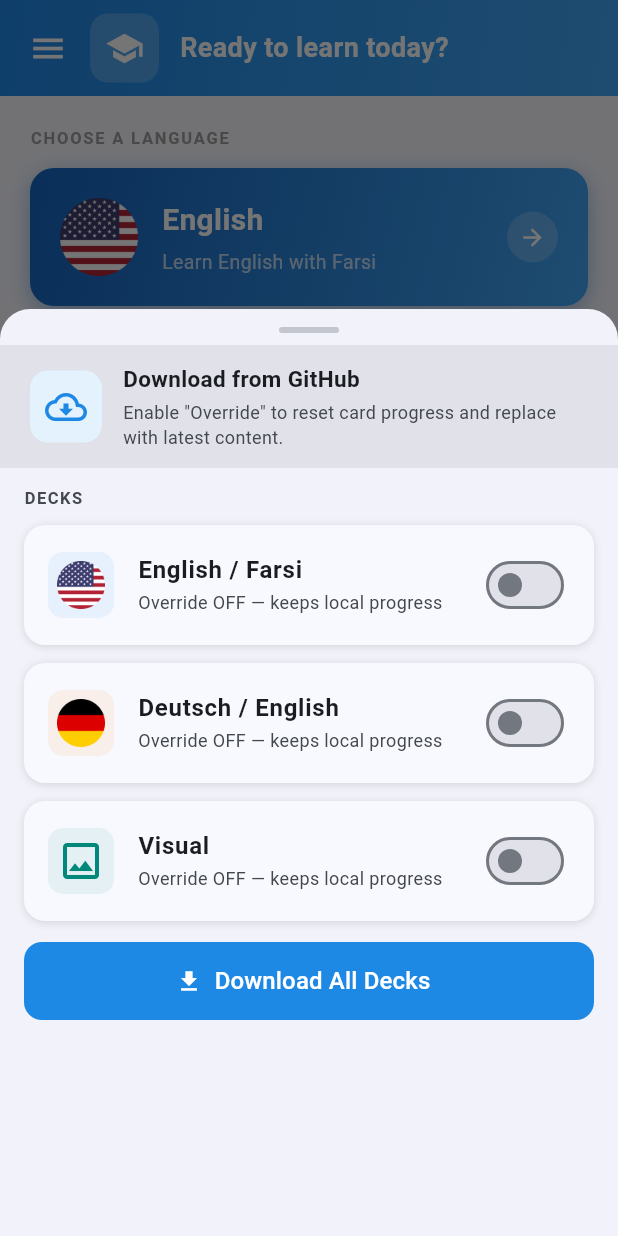
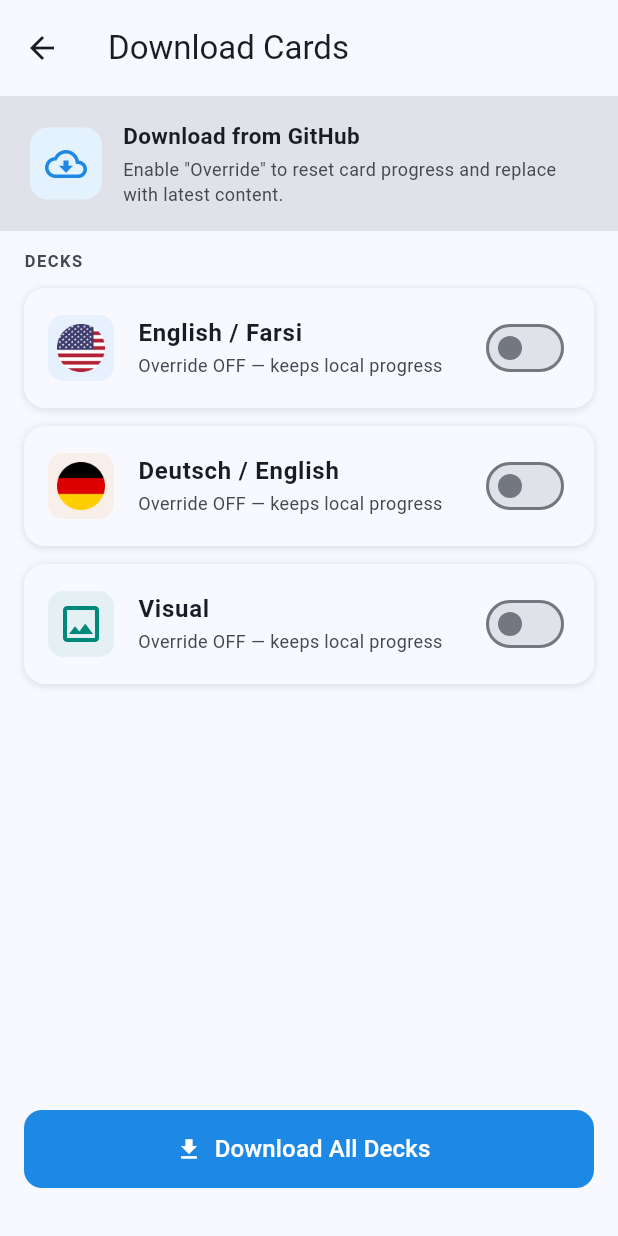
Before and after one commit to akz792000/leitner_cards, a Flutter app: the screen it shows after launch, after a tap on the "menu" icon, after a tap on "Sync Cards", on a phone screen of 412 x 824 dp. Run offline on Flutter 3.47's test engine with Material 3 defaults, Android fonts, the phone set to English and light mode, and no system bars; our stand-ins replace flutter_spinkit, get, hive, hive_flutter, sizer, timezone; accounts and stored records are empty; network calls fail.

Commit message:
revert: restore download screen as full screen (not modal)
Co-authored-by: Copilot <223556219+Copilot@users.noreply.github.com>

```diff
--- a/lib/config/route_config.dart
+++ b/lib/config/route_config.dart
@@ -3,6 +3,7 @@ import 'package:leitner_cards/enums/group_code.dart';
 
 import '../view/visual_leitner_screen.dart';
 import '../view/data_screen.dart';
+import '../view/download_screen.dart';
 import '../view/error_screen.dart';
 import '../view/home_screen.dart';
 import '../view/leitner_screen.dart';
@@ -27,6 +28,7 @@ class RouteConfig {
   static const String leitner = "/leitner";
   static const String persist = "/persist";
   static const String merge = "/merge";
+  static const String download = "/download";
   static const String stats = "/stats";
   static const String loading = "/loading";
 
@@ -75,6 +77,9 @@ class RouteConfig {
                     cardEntity: _getRequired(args, "cardEntity"),
                   ));
 
+        case download:
+          return MaterialPageRoute(builder: (_) => const DownloadScreen());
+
         case stats:
           return MaterialPageRoute(builder: (_) => const StatsScreen());
 
--- a/lib/view/app_drawer.dart
+++ b/lib/view/app_drawer.dart
@@ -4,7 +4,6 @@ import 'package:get/get.dart';
 import '../config/route_config.dart';
 import '../service/route_service.dart';
 import '../service/theme_service.dart';
-import 'download_screen.dart';
 
 /// Side navigation drawer shown from [HomeScreen].
 ///
@@ -47,7 +46,7 @@ class AppDrawer extends StatelessWidget {
                     subtitle: 'Download from cloud',
                     onTap: () {
                       Navigator.pop(context);
-                      DownloadScreen.show(context);
+                      Get.find<RouteService>().pushNamed(RouteConfig.download);
                     },
                   ),
                   const SizedBox(height: 16),
--- a/lib/view/download_screen.dart
+++ b/lib/view/download_screen.dart
@@ -9,26 +9,13 @@ import '../repository/card_repository.dart';
 import '../repository/progress_repository.dart';
 import 'package:leitner_cards/util/date_time_util.dart';
 
-/// Modal bottom sheet for manually downloading card decks from GitHub.
+/// Full-screen view for manually downloading card decks from GitHub.
 ///
-/// Call [DownloadScreen.show] to display it. Each deck row has an "Override"
-/// toggle: off preserves local progress; on resets every card in that deck to
-/// level 0 — useful after a major content update.
+/// Each deck row has an "Override" toggle: off preserves local progress;
+/// on resets every card in that deck to level 0 — useful after a major
+/// content update in the GitHub source JSON.
 class DownloadScreen extends StatefulWidget {
   const DownloadScreen({super.key});
-
-  /// Displays the download sheet as a draggable modal bottom sheet.
-  static void show(BuildContext context) {
-    showModalBottomSheet(
-      context: context,
-      isScrollControlled: true,
-      useSafeArea: true,
-      shape: const RoundedRectangleBorder(
-        borderRadius: BorderRadius.vertical(top: Radius.circular(20)),
-      ),
-      builder: (_) => const DownloadScreen(),
-    );
-  }
 
   @override
   State<DownloadScreen> createState() => _DownloadScreenState();
@@ -125,23 +112,17 @@ class _DownloadScreenState extends State<DownloadScreen> {
         await _download(item);
       }
       if (mounted) {
+        ScaffoldMessenger.of(context).showSnackBar(
+          const SnackBar(
+              content: Text('Download complete'),
+              backgroundColor: Colors.green),
+        );
         Navigator.pop(context);
-        Get.snackbar(
-          'Download complete',
-          'All decks have been updated.',
-          backgroundColor: Colors.green,
-          colorText: Colors.white,
-          snackPosition: SnackPosition.BOTTOM,
-        );
       }
     } catch (e) {
       if (mounted) {
-        Get.snackbar(
-          'Download failed',
-          e.toString(),
-          backgroundColor: Colors.red,
-          colorText: Colors.white,
-          snackPosition: SnackPosition.BOTTOM,
+        ScaffoldMessenger.of(context).showSnackBar(
+          SnackBar(content: Text('Error: $e'), backgroundColor: Colors.red),
         );
       }
     } finally {
@@ -153,29 +134,18 @@ class _DownloadScreenState extends State<DownloadScreen> {
   Widget build(BuildContext context) {
     final cs = Theme.of(context).colorScheme;
 
-    return DraggableScrollableSheet(
-      initialChildSize: 0.75,
-      minChildSize: 0.5,
-      maxChildSize: 0.92,
-      expand: false,
-      builder: (context, scrollController) {
-        return Column(
+    return Scaffold(
+      appBar: AppBar(
+        title: const Text('Download Cards'),
+        elevation: 0,
+      ),
+      body: Column(
         children: [
-            // Drag handle
-            Container(
-              margin: const EdgeInsets.only(top: 12, bottom: 8),
-              width: 40,
-              height: 4,
-              decoration: BoxDecoration(
-                color: cs.outlineVariant,
-                borderRadius: BorderRadius.circular(2),
-              ),
-            ),
           // Header
           Container(
             width: double.infinity,
             color: cs.surfaceContainerHighest,
-              padding: const EdgeInsets.fromLTRB(20, 12, 20, 12),
+            padding: const EdgeInsets.fromLTRB(20, 16, 20, 16),
             child: Row(
               children: [
                 Container(
@@ -198,8 +168,8 @@ class _DownloadScreenState extends State<DownloadScreen> {
                       const SizedBox(height: 3),
                       Text(
                         'Enable "Override" to reset card progress and replace with latest content.',
-                          style: TextStyle(
-                              fontSize: 12, color: cs.onSurfaceVariant),
+                        style:
+                            TextStyle(fontSize: 12, color: cs.onSurfaceVariant),
                       ),
                     ],
                   ),
@@ -224,11 +194,7 @@ class _DownloadScreenState extends State<DownloadScreen> {
               ],
             ),
           ),
-            // Scrollable deck list
-            Expanded(
-              child: ListView(
-                controller: scrollController,
-                children: [
+          // Deck cards
           ..._items.asMap().entries.map((entry) {
             final i = entry.key;
             final item = entry.value;
@@ -241,8 +207,7 @@ class _DownloadScreenState extends State<DownloadScreen> {
                     : Colors.orange.shade700;
 
             return Container(
-                      margin: const EdgeInsets.symmetric(
-                          horizontal: 16, vertical: 6),
+              margin: const EdgeInsets.symmetric(horizontal: 16, vertical: 6),
               decoration: BoxDecoration(
                 color: cs.surface,
                 borderRadius: BorderRadius.circular(14),
@@ -254,8 +219,8 @@ class _DownloadScreenState extends State<DownloadScreen> {
                 ],
               ),
               child: ListTile(
-                        contentPadding: const EdgeInsets.symmetric(
-                            horizontal: 16, vertical: 4),
+                contentPadding:
+                    const EdgeInsets.symmetric(horizontal: 16, vertical: 4),
                 leading: Container(
                   padding: const EdgeInsets.all(6),
                   decoration: BoxDecoration(
@@ -263,20 +228,17 @@ class _DownloadScreenState extends State<DownloadScreen> {
                     borderRadius: BorderRadius.circular(10),
                   ),
                   child: isVisual
-                              ? Icon(Icons.image_outlined,
-                                  color: accentColor, size: 32)
+                      ? Icon(Icons.image_outlined, color: accentColor, size: 32)
                       : Image.asset('assets/flags/${item['icon']}.png',
                           width: 32, height: 32),
                 ),
                 title: Text(item['name'],
-                            style:
-                                const TextStyle(fontWeight: FontWeight.bold)),
+                    style: const TextStyle(fontWeight: FontWeight.bold)),
                 subtitle: Text(
                   item['toggle']
                       ? 'Override ON — resets progress'
                       : 'Override OFF — keeps local progress',
-                          style: TextStyle(
-                              fontSize: 12, color: cs.onSurfaceVariant),
+                  style: TextStyle(fontSize: 12, color: cs.onSurfaceVariant),
                 ),
                 trailing: Switch(
                   value: item['toggle'],
@@ -287,9 +249,9 @@ class _DownloadScreenState extends State<DownloadScreen> {
               ),
             );
           }),
-                  // Download button inside scroll so it's reachable on small screens
+          const Spacer(),
           Padding(
-                    padding: const EdgeInsets.fromLTRB(16, 8, 16, 32),
+            padding: const EdgeInsets.fromLTRB(16, 0, 16, 32),
             child: SizedBox(
               width: double.infinity,
               height: 52,
@@ -307,18 +269,13 @@ class _DownloadScreenState extends State<DownloadScreen> {
                         child: CircularProgressIndicator(
                             strokeWidth: 2, color: Colors.white))
                     : const Icon(Icons.download),
-                        label: Text(
-                            _loading ? 'Downloading…' : 'Download All Decks',
+                label: Text(_loading ? 'Downloading…' : 'Download All Decks',
                     style: const TextStyle(fontSize: 16)),
               ),
             ),
           ),
         ],
       ),
-            ),
-          ],
-        );
-      },
     );
   }
 }
```
Lines whose indentation alone changed are shown as unchanged.
